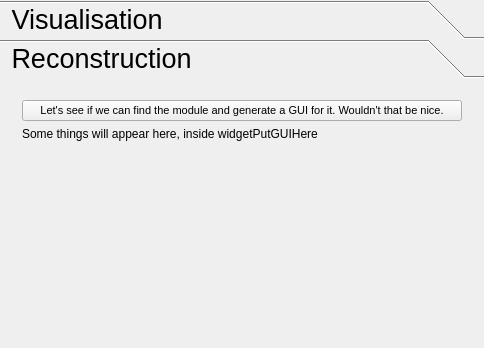
bonzo45/Final-Year-Project, file Sams_Project/Plugins/com.sam.finalyearproject/src/internal/Sams_ViewControls.ui: the form before one commit; both pictures show x 0 to 484 and y 0 to 348 of the 484 by 997 pixel window.
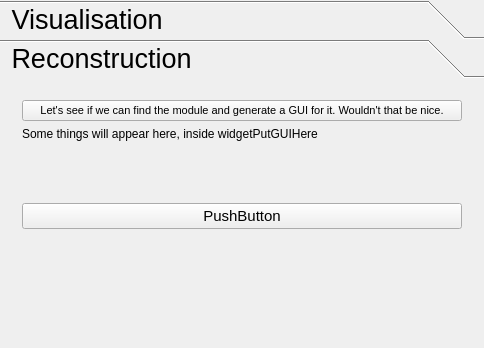
The form after the commit.

Commit message: NOT WORKING: Segfaults... probably as something's being freed with some cunning pointers or something. Code (at bottom of main file) is a bit of a hack. Look at it in the morning... or perhaps afternoon depending on how you feel.

```diff
--- a/Sams_Project/Plugins/com.sam.finalyearproject/src/internal/Sams_ViewControls.ui
+++ b/Sams_Project/Plugins/com.sam.finalyearproject/src/internal/Sams_ViewControls.ui
@@ -1736,13 +1736,39 @@
           <item>
            <widget class="QWidget" name="widgetPutGUIHere" native="true">
             <property name="sizePolicy">
-             <sizepolicy hsizetype="Preferred" vsizetype="MinimumExpanding">
+             <sizepolicy hsizetype="Preferred" vsizetype="Preferred">
               <horstretch>0</horstretch>
               <verstretch>0</verstretch>
              </sizepolicy>
             </property>
+            <property name="minimumSize">
+             <size>
+              <width>0</width>
+              <height>50</height>
+             </size>
+            </property>
            </widget>
           </item>
+          <item>
+           <widget class="QPushButton" name="buttonReconstructGo">
+            <property name="text">
+             <string>PushButton</string>
+            </property>
+           </widget>
+          </item>
+          <item>
+           <spacer name="verticalSpacer_3">
+            <property name="orientation">
+             <enum>Qt::Vertical</enum>
+            </property>
+            <property name="sizeHint" stdset="0">
+             <size>
+              <width>20</width>
+              <height>40</height>
+             </size>
+            </property>
+           </spacer>
+          </item>
          </layout>
         </widget>
        </item>
```
The commit also changes 2 other files.
